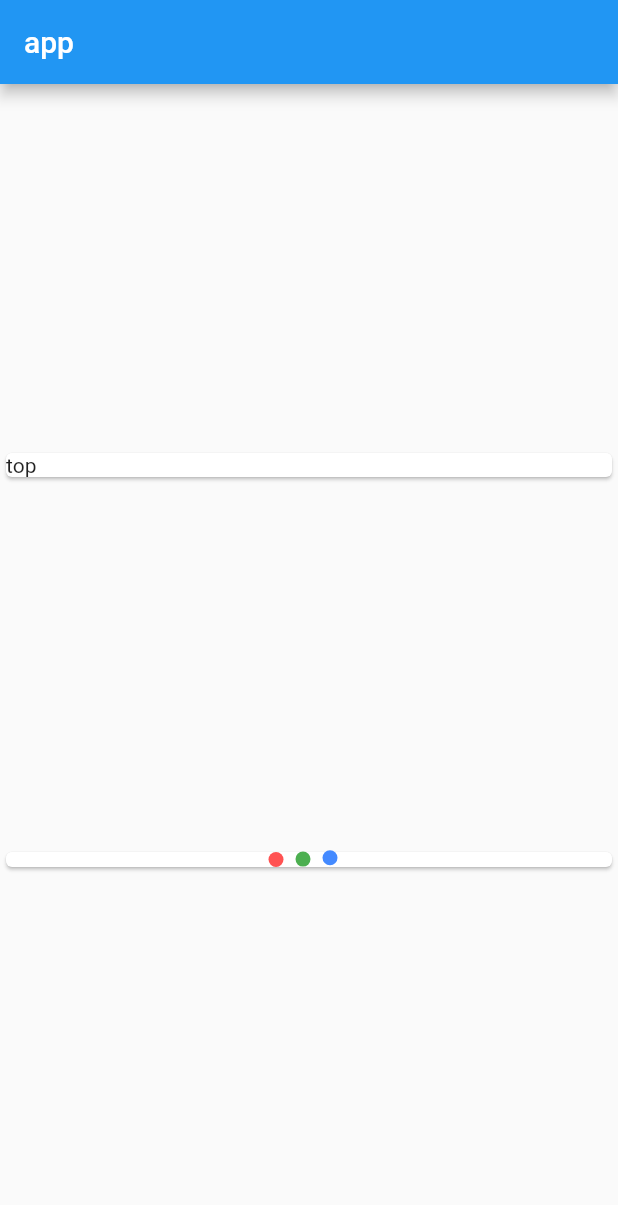
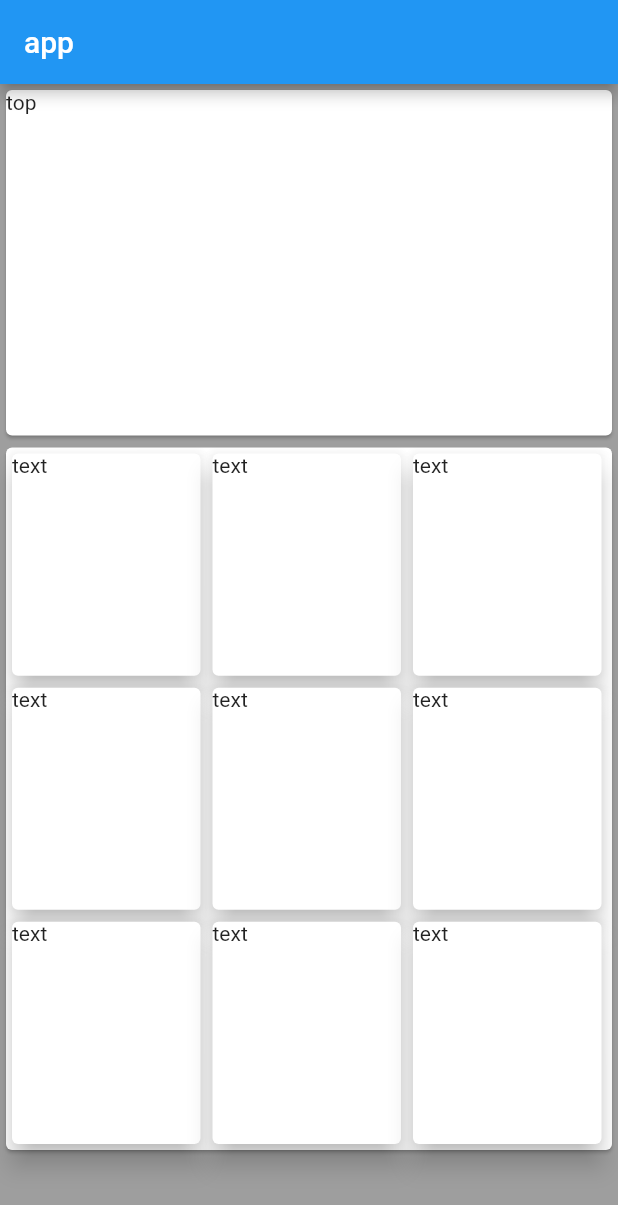
Before and after one commit to tejasbv/Fly-with-ease, a Flutter app: the screen it shows after launch, on a phone screen of 412 x 824 dp. Shown: the top 1205 px of the screen. Run offline on Flutter 3.47's test engine with Material 2 defaults, Android fonts, the phone set to English and light mode, and no system bars; network calls fail.

Commit message:
home screen layout working with perfect scaling

```diff
--- /dev/null
+++ b/Fly with ease/fly_with_ease/lib/bottomLayout.dart
@@ -0,0 +1,41 @@
+import 'package:flutter/material.dart';
+
+class BottomLayout extends StatelessWidget {
+ double _height, _width;
+  BottomLayout(height,width)
+  {
+    this ._width = width-35;
+    this._height = height-55;
+  }
+  @override
+  Widget build(BuildContext context) {
+    // TODO: implement build
+    return Card(
+      child: Column(
+        children: <Widget>[
+          Row(
+            children: <Widget>[
+              Card(child: Container(child: Text("text"),height: this._height/3,width: this._width/3,),elevation: 7,),
+              Card(child: Container(child: Text("text"),height: this._height/3,width: this._width/3,),elevation: 7,),
+              Card(child: Container(child: Text("text"),height: this._height/3,width: this._width/3,),elevation: 7,),
+            ],
+          ),
+          Row(
+            children: <Widget>[
+              Card(child: Container(child: Text("text"),height: this._height/3,width: this._width/3,),elevation: 7,),
+              Card(child: Container(child: Text("text"),height: this._height/3,width: this._width/3,),elevation: 7,),
+              Card(child: Container(child: Text("text"),height: this._height/3,width: this._width/3,),elevation: 7,),
+            ],
+          ),
+          Row(
+            children: <Widget>[
+              Card(child: Container(child: Text("text"),height: this._height/3,width: this._width/3,),elevation: 7,),
+              Card(child: Container(child: Text("text"),height: this._height/3,width: this._width/3,),elevation: 7,),
+              Card(child: Container(child: Text("text"),height: this._height/3,width: this._width/3,),elevation: 7,),
+            ],
+          ),
+        ],
+      ),
+    );
+  }
+}
--- a/Fly with ease/fly_with_ease/lib/main.dart
+++ b/Fly with ease/fly_with_ease/lib/main.dart
@@ -2,6 +2,7 @@ import 'package:flutter/material.dart';
 import 'package:fly_with_ease/Loader.dart';
 import 'package:fly_with_ease/apicaller.dart';
 
+import 'bottomLayout.dart';
 
 void main() => runApp(MyApp());
 
@@ -16,8 +17,6 @@ class MyApp extends StatelessWidget {
 }
 
 class MyHomePage extends StatefulWidget {
-
-
   @override
   State<MyHomePage> createState() {
     return new MyHomePageState();
@@ -25,7 +24,6 @@ class MyHomePage extends StatefulWidget {
 }
 
 class MyHomePageState extends State<MyHomePage> {
-
   Apicaller caller = new Apicaller();
   Aero _data;
 
@@ -34,12 +32,18 @@ class MyHomePageState extends State<MyHomePage> {
     super.initState();
     caller.fetchAero().then((data) {
       _data = data;
-       setState(() {});
+      setState(() {});
     });
   }
 
-   @override
+  @override
   Widget build(BuildContext context) {
+    // full screen width and height
+    double width = MediaQuery.of(context).size.width;
+    double height = MediaQuery.of(context).size.height;
+    var padding = MediaQuery.of(context).padding;
+    // height without status and toolbar
+    double height3 = height- kToolbarHeight;
 
     // if(data==null)
     // {
@@ -54,19 +58,19 @@ class MyHomePageState extends State<MyHomePage> {
           title: Text("app"),
         ),
         body: Column(
-          mainAxisAlignment: MainAxisAlignment.spaceEvenly,
+          mainAxisAlignment: MainAxisAlignment.start,
           crossAxisAlignment: CrossAxisAlignment.stretch,
           children: <Widget>[
             Card(
-              child: Text("top"),
+              child: Container(height: .3 * height3, child: Text("top")),
             ),
-            Card(child: _data==null?ColorLoader4():Text(_data.departure["actualTimeLocal"] + ""))
-
-
-
+            BottomLayout(height3*.65, width)
+            // Card(child: Container(height: .65 * height3, child: BottomLayout(),))
+            // Container(height: 100, child: _data==null?ColorLoader4():Text(_data.departure["actualTimeLocal"] + ""),)
 
             // Container(child: Data(), height: 100,)
           ],
-        ));
+        ),
+        backgroundColor: Colors.grey,);
   }
 }
```
